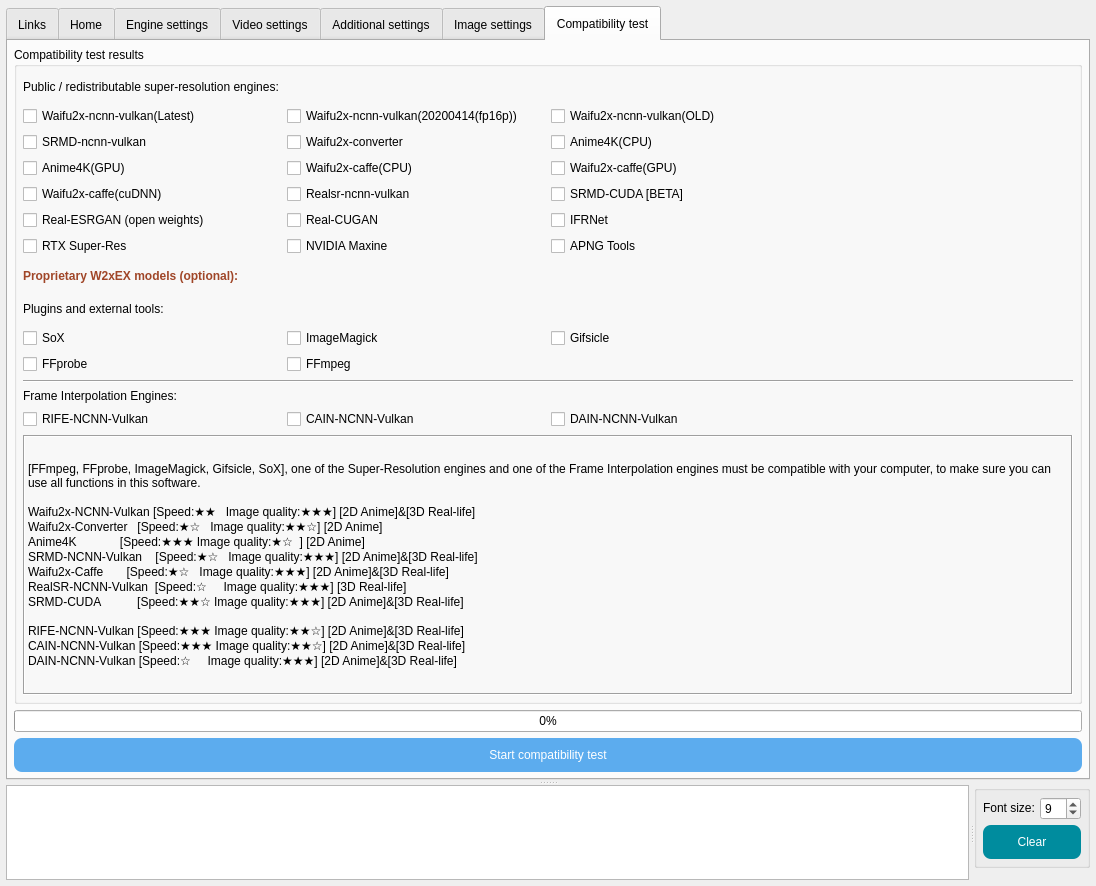
Qt form src/image2x-ui/app/mainwindow.ui (AIPBS/image2x-Extension-GUI) before a commit.
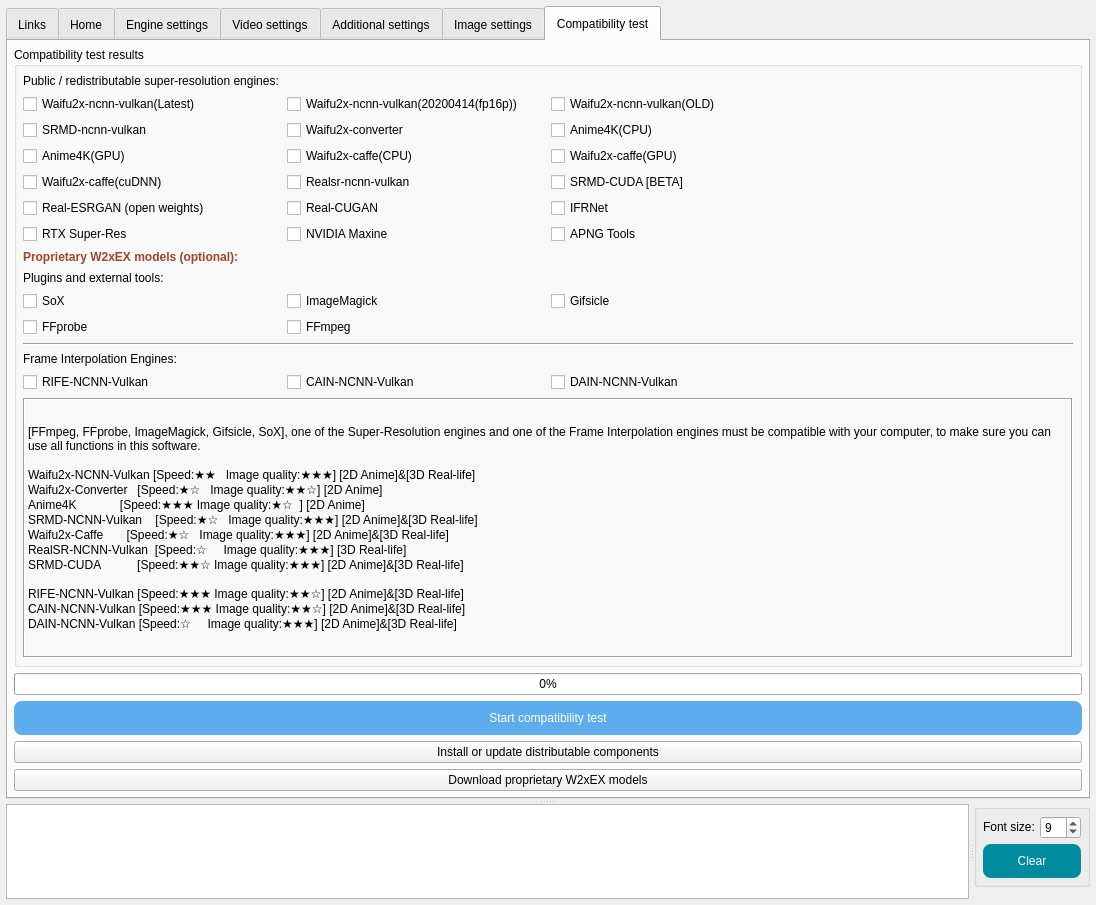
The same form after that commit. The open tabs and pages were chosen to show the change. Icons and pictures are not drawn.

Commit message: feat: add component downloads and flatpak manifest

```diff
--- a/src/image2x-ui/app/mainwindow.ui
+++ b/src/image2x-ui/app/mainwindow.ui
@@ -11522,6 +11522,26 @@
             </layout>
            </widget>
           </item>
+          <item row="3" column="0">
+           <widget class="QPushButton" name="pushButton_InstallLinuxRuntime">
+            <property name="toolTip">
+             <string>Install or update distributable engines and public models.</string>
+            </property>
+            <property name="text">
+             <string>Install or update distributable components</string>
+            </property>
+           </widget>
+          </item>
+          <item row="4" column="0">
+           <widget class="QPushButton" name="pushButton_DownloadProprietaryModels">
+            <property name="toolTip">
+             <string>Download missing proprietary W2xEX model files into the separate non-free directory.</string>
+            </property>
+            <property name="text">
+             <string>Download proprietary W2xEX models</string>
+            </property>
+           </widget>
+          </item>
          </layout>
         </widget>
       </widget>
```
Left out of the diff: 4 changed lines with no effect on the pictures. The commit also changes 21 other files.
